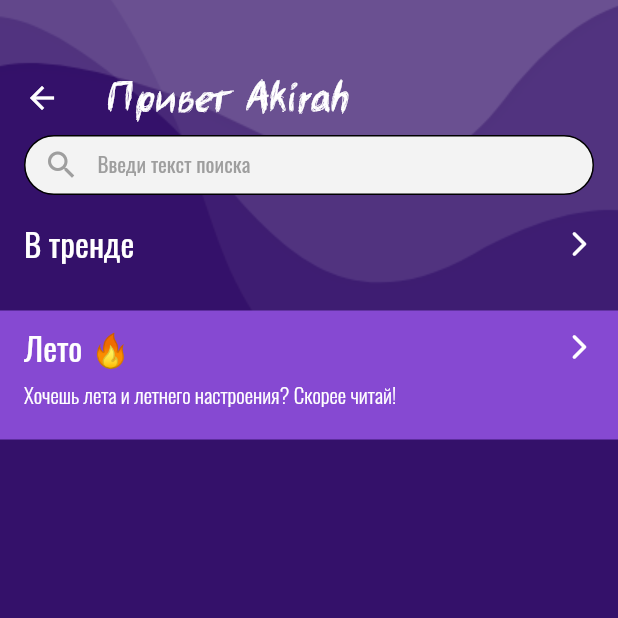
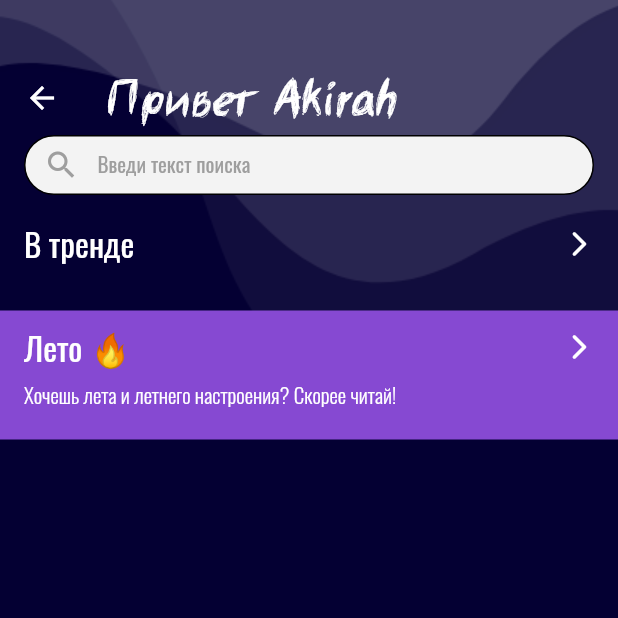
Before and after one commit to IskanderA1/manga_app, a Flutter app: the HomeScreen screen opened directly, on a phone screen of 412 x 824 dp, the top half of it. Run offline on Flutter 3.47's test engine with Material 2 defaults, Android fonts, the phone set to English and light mode, and no system bars; our stand-ins replace bloc, cached_network_image, dio, equatable, flutter_bloc, flutter_keyboard_visibility and 7 more; accounts and stored records are empty; network calls fail.

Commit message:
Рефакторинг

```diff
--- a/lib/const/colors.dart
+++ b/lib/const/colors.dart
@@ -4,7 +4,7 @@ part of 'theme.dart';
 
 const kBlackColor = Colors.black;
 
-const kDarkBackgroundColor = Color(0xFF34116A);
+const kDarkBackgroundColor = Color(0xFF040033);
 
 const kPurple500Color = Color(0xFF6E38AA);
 
@@ -12,7 +12,7 @@ const kPurple400Color = Color(0xFF9D50BB);
 
 const kPurple300Color = Color(0xFFBB50B0);
 
-const kPurple200Color = Color(0xFFFF00CC);
+const kPurple200Color = Color(0xFF293CEA);
 
 const kPurple450Color = Color(0xFF8649D2);
 
@@ -22,7 +22,8 @@ final kGrey400Color = Colors.grey.shade400;
 
 final kGrey300Color = Colors.grey.shade300;
 
-
 const kLightGreyColor = Color(0xFFECECEC);
 
 const kWhiteColor = Color(0xFFF3F3F3);
+
+const kStarColor = Color(0xFFedc648);
--- a/lib/const/typography.dart
+++ b/lib/const/typography.dart
@@ -1,24 +1,40 @@
 part of 'theme.dart';
 
 /// Типографика
+const kHeader1TextStyle = TextStyle(
+  fontFamily: 'BeerMoney',
+  fontSize: 36,
+);
 
-const kHeader1TextStyle = TextStyle(
+const kHeader2TextStyle = TextStyle(
   fontFamily: 'BeerMoney',
   fontSize: 30,
 );
-const kHeader2TextStyle = TextStyle(
+
+const kHeader3TextStyle = TextStyle(
+  fontFamily: 'BeerMoney',
+  fontSize: 28,
+);
+
+const kHeader4TextStyle = TextStyle(
   fontFamily: 'BeerMoney',
   fontSize: 22,
+);
+
+const kHeader5TextStyle = TextStyle(
+  fontFamily: 'Oswald',
+  fontSize: 22,
+);
+
+const kHeader6TextStyle = TextStyle(
+  fontFamily: 'Oswald',
+  fontSize: 14,
+  fontWeight: FontWeight.w300,
 );
 
 const kTextFieldStyle = TextStyle(
   fontFamily: 'Oswald',
   fontSize: 14,
-);
-
-const kHeader3TextStyle = TextStyle(
-  fontFamily: 'Oswald',
-  fontSize: 22,
 );
 
 const kSubHeaderTextStyle = TextStyle(
@@ -31,11 +47,6 @@ const kButtonTextStyle = TextStyle(
   fontSize: 20,
 );
 
-const kHeader4TextStyle = TextStyle(
-  fontFamily: 'Oswald',
-  fontSize: 14,
-  fontWeight: FontWeight.w300,
-);
 const kBodyTextStyle = TextStyle(
   fontFamily: 'Oswald',
   fontSize: 12,
--- a/lib/domain/entitys/manga/manga_detail_model.dart
+++ b/lib/domain/entitys/manga/manga_detail_model.dart
@@ -1,4 +1,5 @@
 import 'package:equatable/equatable.dart';
+import 'package:manga_app/const/util.dart';
 import 'package:manga_app/domain/entitys/catalog/filter_model.dart';
 import 'package:manga_app/domain/entitys/manga/branch_model.dart';
 import 'package:manga_app/domain/entitys/manga/publisher_model.dart';
@@ -34,6 +35,7 @@ class MangaDetailModel extends Equatable {
   });
 
   factory MangaDetailModel.fromJson(dynamic json) {
+    final clearDesc = clearHtmlTag(json['description'] ?? '');
     return MangaDetailModel(
       id: json['id'] ?? 0,
       img: json['img']['high'] ?? '',
@@ -41,7 +43,7 @@ class MangaDetailModel extends Equatable {
       rusName: json['rus_name'] ?? '',
       anotherName: json['another_name'] ?? '',
       dir: json['dir'] ?? '',
-      description: json['description'] ?? '',
+      description: clearDesc,
       issueYear: json['issue_year'],
       avgRating: json['avg_rating'] ?? '',
       adminRating: json['admin_rating'] ?? '',
--- a/lib/presentation/screens/catalog_screen/catalog_filter_detail_screen.dart
+++ b/lib/presentation/screens/catalog_screen/catalog_filter_detail_screen.dart
@@ -74,7 +74,7 @@ class _CatalogFilterDetailScreenState extends State<CatalogFilterDetailScreen> {
                             : null,
                         child: Text(
                           'Сбросить',
-                          style: kHeader4TextStyle.copyWith(
+                          style: kHeader6TextStyle.copyWith(
                             color: kGrey400Color,
                           ),
                         ),
--- a/lib/presentation/screens/catalog_screen/catalog_filter_screen.dart
+++ b/lib/presentation/screens/catalog_screen/catalog_filter_screen.dart
@@ -66,7 +66,7 @@ class _CatalogFilterScreenState extends State<CatalogFilterScreen> {
                             : null,
                         child: Text(
                           'Сбросить',
-                          style: kHeader4TextStyle.copyWith(
+                          style: kHeader6TextStyle.copyWith(
                             color: kGrey400Color,
                           ),
                         ),
--- a/lib/presentation/widgets/catalog_screen/ui/sort_bottom_sheet_widget.dart
+++ b/lib/presentation/widgets/catalog_screen/ui/sort_bottom_sheet_widget.dart
@@ -30,7 +30,7 @@ void showSortBottomSheetWidget(
                     mainAxisAlignment: MainAxisAlignment.center,
                     mainAxisSize: MainAxisSize.min,
                     children: <Widget>[
-                      const Text('Сортировка', style: kHeader2TextStyle),
+                      const Text('Сортировка', style: kHeader4TextStyle),
                       ...List.generate(
                         SortType.values.length,
                         (index) {
--- a/lib/presentation/widgets/general/mr_button_widget.dart
+++ b/lib/presentation/widgets/general/mr_button_widget.dart
@@ -7,6 +7,8 @@ class MRButtonWidget extends StatelessWidget {
   final Widget child;
   final ShapeBorder shape;
   final bool isDisable;
+  final EdgeInsets? padding;
+
   static const defaultBorder = RoundedRectangleBorder(
     borderRadius: BorderRadius.all(Radius.circular(50)),
   );
@@ -17,6 +19,7 @@ class MRButtonWidget extends StatelessWidget {
     required this.child,
     this.shape = defaultBorder,
     this.isDisable = false,
+    this.padding,
   }) : super(key: key);
 
   factory MRButtonWidget.smallButton({
@@ -49,7 +52,7 @@ class MRButtonWidget extends StatelessWidget {
       color: kPurple200Color,
       disabledTextColor: kWhiteColor,
       disabledColor: isDisable ? kDarkGreyColor : kPurple200Color,
-      padding: const EdgeInsets.fromLTRB(0, 8, 0, 8),
+      padding: padding ?? const EdgeInsets.fromLTRB(16, 8, 16, 8),
     );
   }
 }
--- a/lib/presentation/widgets/general/placeholder_widget.dart
+++ b/lib/presentation/widgets/general/placeholder_widget.dart
@@ -15,12 +15,11 @@ class PlaceholderWidget extends StatelessWidget {
     this.borderRadius = BorderRadius.zero,
   }) : super(key: key);
 
-
   @override
   Widget build(BuildContext context) {
     return Shimmer.fromColors(
-      baseColor: kGrey300Color.withOpacity(0.7),
-      highlightColor: kLightGreyColor.withOpacity(0.74),
+      baseColor: kGrey300Color.withOpacity(0.65),
+      highlightColor: kLightGreyColor.withOpacity(0.8),
       child: Container(
         decoration: BoxDecoration(
           color: kGrey300Color,
--- a/lib/presentation/widgets/home_screen/ui/promo_section_widget.dart
+++ b/lib/presentation/widgets/home_screen/ui/promo_section_widget.dart
@@ -32,7 +32,7 @@ class PromoSectionWidget extends StatelessWidget {
               children: [
                 Text(
                   title,
-                  style: kHeader3TextStyle,
+                  style: kHeader5TextStyle,
                 ),
                 const Icon(
                   Icons.arrow_forward_ios_rounded,
@@ -46,7 +46,7 @@ class PromoSectionWidget extends StatelessWidget {
               padding: EdgeInsets.fromLTRB(16, 0, 16, 12),
               child: Text(
                 subTitle!,
-                style: kHeader4TextStyle,
+                style: kHeader6TextStyle,
               ),
             ),
           // SingleChildScrollView(
```
Also changed, not shown: lib/const/radius.dart (+11 -1 lines), lib/presentation/screens/catalog_screen/catalog_screen.dart (+3 -7 lines), lib/presentation/widgets/general/image_widget.dart (+24 -14 lines), pubspec.yaml (+7 -7 lines), pubspec.lock, 1 other file.
